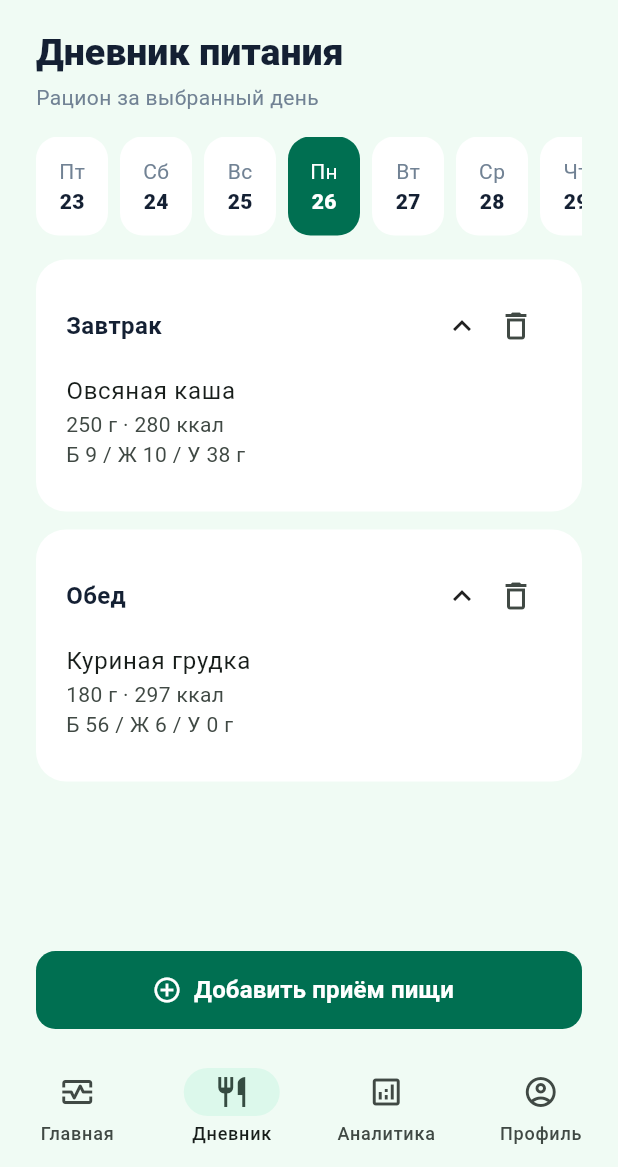
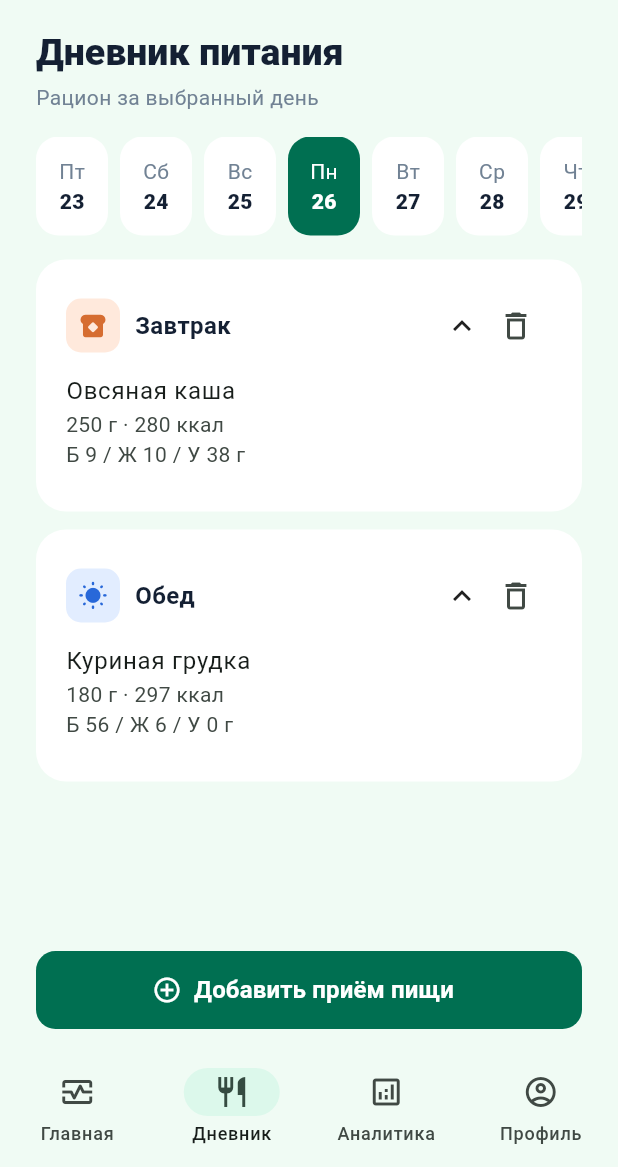
Before and after one commit to 4oys/health_app_ui, a Flutter app: the AppShell screen opened directly with empty values, item 2 of the bottom bar chosen, on a phone screen of 412 x 824 dp, the part 69-1236 px from its top. Run offline on Flutter 3.47's test engine with Material 3 defaults, Android fonts, the phone set to English and light mode, and no system bars.

Commit message:
feat(diary): добавить значки категорий приёмов пищи

```diff
--- a/lib/features/diary/presentation/diary_screen.dart
+++ b/lib/features/diary/presentation/diary_screen.dart
@@ -162,6 +162,8 @@ class _DiaryScreenState extends State<DiaryScreen> {
                         ),
                         child: Row(
                           children: [
+                            _MealIcon(meal: meal),
+                            const SizedBox(width: 10),
                             Expanded(
                               child: Text(
                                 meal,
@@ -216,6 +218,50 @@ class _DiaryScreenState extends State<DiaryScreen> {
           ),
         ),
       ],
+    );
+  }
+}
+
+class _MealIcon extends StatelessWidget {
+  const _MealIcon({required this.meal});
+
+  final String meal;
+
+  @override
+  Widget build(BuildContext context) {
+    final IconData icon;
+    final Color foreground;
+    final Color background;
+    switch (meal) {
+      case 'Завтрак':
+        icon = Icons.breakfast_dining_rounded;
+        foreground = const Color(0xFFD66D31);
+        background = const Color(0xFFFFE9DC);
+      case 'Обед':
+        icon = Icons.wb_sunny_rounded;
+        foreground = AppColors.blue;
+        background = const Color(0xFFE2EDFF);
+      case 'Перекус':
+        icon = Icons.eco_rounded;
+        foreground = const Color(0xFF456052);
+        background = const Color(0xFFE7F0EA);
+      case 'Ужин':
+        icon = Icons.nights_stay_rounded;
+        foreground = const Color(0xFF7166AC);
+        background = const Color(0xFFEDEAF8);
+      default:
+        icon = Icons.restaurant_menu_rounded;
+        foreground = AppColors.green;
+        background = AppColors.mint;
+    }
+    return Container(
+      width: 36,
+      height: 36,
+      decoration: BoxDecoration(
+        color: background,
+        borderRadius: BorderRadius.circular(10),
+      ),
+      child: Icon(icon, size: 20, color: foreground),
     );
   }
 }
```
